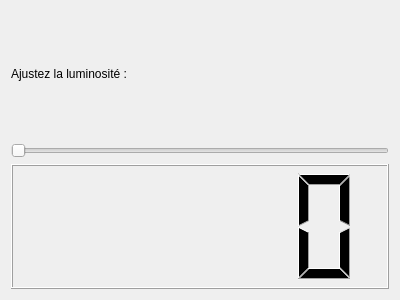
Above: UartTest_v3/ajustlum.ui from Scraptical/Projet_Solaire before the change. Below: the same form after it.
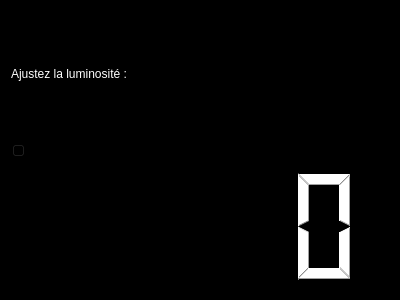
That is the form after the change.

Commit message: color and powergauge

The edit to the form file:
```diff
--- a/UartTest_v3/ajustlum.ui
+++ b/UartTest_v3/ajustlum.ui
@@ -13,12 +13,23 @@
   <property name="windowTitle">
    <string>Dialog</string>
   </property>
+  <property name="styleSheet">
+   <string notr="true">background-color: rgb(0,0,0)</string>
+  </property>
   <layout class="QGridLayout" name="gridLayout">
    <item row="3" column="0">
-    <widget class="QLCDNumber" name="lcdNumber"/>
+    <widget class="QLCDNumber" name="lcdNumber">
+     <property name="styleSheet">
+      <string notr="true">color: rgb(255,255,255)
+</string>
+     </property>
+    </widget>
    </item>
    <item row="0" column="0">
     <widget class="QLabel" name="label">
+     <property name="styleSheet">
+      <string notr="true">color: rgb(255,255,255)</string>
+     </property>
      <property name="text">
       <string>Ajustez la luminosité :</string>
      </property>
@@ -26,6 +37,451 @@
    </item>
    <item row="1" column="0">
     <widget class="QSlider" name="horizontalSlider">
+     <property name="palette">
+      <palette>
+       <active>
+        <colorrole role="WindowText">
+         <brush brushstyle="SolidPattern">
+          <color alpha="255">
+           <red>0</red>
+           <green>0</green>
+           <blue>0</blue>
+          </color>
+         </brush>
+        </colorrole>
+        <colorrole role="Button">
+         <brush brushstyle="SolidPattern">
+          <color alpha="255">
+           <red>255</red>
+           <green>255</green>
+           <blue>255</blue>
+          </color>
+         </brush>
+        </colorrole>
+        <colorrole role="Light">
+         <brush brushstyle="SolidPattern">
+          <color alpha="255">
+           <red>255</red>
+           <green>255</green>
+           <blue>255</blue>
+          </color>
+         </brush>
+        </colorrole>
+        <colorrole role="Midlight">
+         <brush brushstyle="SolidPattern">
+          <color alpha="255">
+           <red>255</red>
+           <green>255</green>
+           <blue>255</blue>
+          </color>
+         </brush>
+        </colorrole>
+        <colorrole role="Dark">
+         <brush brushstyle="SolidPattern">
+          <color alpha="255">
+           <red>127</red>
+           <green>127</green>
+           <blue>127</blue>
+          </color>
+         </brush>
+        </colorrole>
+        <colorrole role="Mid">
+         <brush brushstyle="SolidPattern">
+          <color alpha="255">
+           <red>170</red>
+           <green>170</green>
+           <blue>170</blue>
+          </color>
+         </brush>
+        </colorrole>
+        <colorrole role="Text">
+         <brush brushstyle="SolidPattern">
+          <color alpha="255">
+           <red>0</red>
+           <green>0</green>
+           <blue>0</blue>
+          </color>
+         </brush>
+        </colorrole>
+        <colorrole role="BrightText">
+         <brush brushstyle="SolidPattern">
+          <color alpha="255">
+           <red>255</red>
+           <green>255</green>
+           <blue>255</blue>
+          </color>
+         </brush>
+        </colorrole>
+        <colorrole role="ButtonText">
+         <brush brushstyle="SolidPattern">
+          <color alpha="255">
+           <red>0</red>
+           <green>0</green>
+           <blue>0</blue>
+          </color>
+         </brush>
+        </colorrole>
+        <colorrole role="Base">
+         <brush brushstyle="SolidPattern">
+          <color alpha="255">
+           <red>255</red>
+           <green>255</green>
+           <blue>255</blue>
+          </color>
+         </brush>
+        </colorrole>
+        <colorrole role="Window">
+         <brush brushstyle="SolidPattern">
+          <color alpha="255">
+           <red>255</red>
+           <green>255</green>
+           <blue>255</blue>
+          </color>
+         </brush>
+        </colorrole>
+        <colorrole role="Shadow">
+         <brush brushstyle="SolidPattern">
+          <color alpha="255">
+           <red>0</red>
+           <green>0</green>
+           <blue>0</blue>
+          </color>
+         </brush>
+        </colorrole>
+        <colorrole role="AlternateBase">
+         <brush brushstyle="SolidPattern">
+          <color alpha="255">
+           <red>255</red>
+           <green>255</green>
+           <blue>255</blue>
+          </color>
+         </brush>
+        </colorrole>
+        <colorrole role="ToolTipBase">
+         <brush brushstyle="SolidPattern">
+          <color alpha="255">
+           <red>255</red>
+           <green>255</green>
+           <blue>220</blue>
+          </color>
+         </brush>
+        </colorrole>
+        <colorrole role="ToolTipText">
+         <brush brushstyle="SolidPattern">
+          <color alpha="255">
+           <red>0</red>
+           <green>0</green>
+           <blue>0</blue>
+          </color>
+         </brush>
+        </colorrole>
+        <colorrole role="PlaceholderText">
+         <brush brushstyle="SolidPattern">
+          <color alpha="127">
+           <red>0</red>
+           <green>0</green>
+           <blue>0</blue>
+          </color>
+         </brush>
+        </colorrole>
+       </active>
+       <inactive>
+        <colorrole role="WindowText">
+         <brush brushstyle="SolidPattern">
+          <color alpha="255">
+           <red>0</red>
+           <green>0</green>
+           <blue>0</blue>
+          </color>
+         </brush>
+        </colorrole>
+        <colorrole role="Button">
+         <brush brushstyle="SolidPattern">
+          <color alpha="255">
+           <red>239</red>
+           <green>239</green>
+           <blue>239</blue>
+          </color>
+         </brush>
+        </colorrole>
+        <colorrole role="Light">
+         <brush brushstyle="SolidPattern">
+          <color alpha="255">
+           <red>255</red>
+           <green>255</green>
+           <blue>255</blue>
+          </color>
+         </brush>
+        </colorrole>
+        <colorrole role="Midlight">
+         <brush brushstyle="SolidPattern">
+          <color alpha="255">
+           <red>202</red>
+           <green>202</green>
+           <blue>202</blue>
+          </color>
+         </brush>
+        </colorrole>
+        <colorrole role="Dark">
+         <brush brushstyle="SolidPattern">
+          <color alpha="255">
+           <red>159</red>
+           <green>159</green>
+           <blue>159</blue>
+          </color>
+         </brush>
+        </colorrole>
+        <colorrole role="Mid">
+         <brush brushstyle="SolidPattern">
+          <color alpha="255">
+           <red>184</red>
+           <green>184</green>
+           <blue>184</blue>
+          </color>
+         </brush>
+        </colorrole>
+        <colorrole role="Text">
+         <brush brushstyle="SolidPattern">
+          <color alpha="255">
+           <red>0</red>
+           <green>0</green>
+           <blue>0</blue>
+          </color>
+         </brush>
+        </colorrole>
+        <colorrole role="BrightText">
+         <brush brushstyle="SolidPattern">
+          <color alpha="255">
+           <red>255</red>
+           <green>255</green>
+           <blue>255</blue>
+          </color>
+         </brush>
+        </colorrole>
+        <colorrole role="ButtonText">
+         <brush brushstyle="SolidPattern">
+          <color alpha="255">
+           <red>0</red>
+           <green>0</green>
+           <blue>0</blue>
+          </color>
+         </brush>
+        </colorrole>
+        <colorrole role="Base">
+         <brush brushstyle="SolidPattern">
+          <color alpha="255">
+           <red>255</red>
+           <green>255</green>
+           <blue>255</blue>
+          </color>
+         </brush>
+        </colorrole>
+        <colorrole role="Window">
+         <brush brushstyle="SolidPattern">
+          <color alpha="255">
+           <red>239</red>
+           <green>239</green>
+           <blue>239</blue>
+          </color>
+         </brush>
+        </colorrole>
+        <colorrole role="Shadow">
+         <brush brushstyle="SolidPattern">
+          <color alpha="255">
+           <red>118</red>
+           <green>118</green>
+           <blue>118</blue>
+          </color>
+         </brush>
+        </colorrole>
+        <colorrole role="AlternateBase">
+         <brush brushstyle="SolidPattern">
+          <color alpha="255">
+           <red>247</red>
+           <green>247</green>
+           <blue>247</blue>
+          </color>
+         </brush>
+        </colorrole>
+        <colorrole role="ToolTipBase">
+         <brush brushstyle="SolidPattern">
+          <color alpha="255">
+           <red>255</red>
+           <green>255</green>
+           <blue>220</blue>
+          </color>
+         </brush>
+        </colorrole>
+        <colorrole role="ToolTipText">
+         <brush brushstyle="SolidPattern">
+          <color alpha="255">
+           <red>0</red>
+           <green>0</green>
+           <blue>0</blue>
+          </color>
+         </brush>
+        </colorrole>
+        <colorrole role="PlaceholderText">
+         <brush brushstyle="SolidPattern">
+          <color alpha="128">
+           <red>0</red>
+           <green>0</green>
+           <blue>0</blue>
+          </color>
+         </brush>
+        </colorrole>
+       </inactive>
+       <disabled>
+        <colorrole role="WindowText">
+         <brush brushstyle="SolidPattern">
+          <color alpha="255">
+           <red>127</red>
+           <green>127</green>
+           <blue>127</blue>
+          </color>
+         </brush>
+        </colorrole>
+        <colorrole role="Button">
+         <brush brushstyle="SolidPattern">
+          <color alpha="255">
+           <red>255</red>
+           <green>255</green>
+           <blue>255</blue>
+          </color>
+         </brush>
+        </colorrole>
+        <colorrole role="Light">
+         <brush brushstyle="SolidPattern">
+          <color alpha="255">
+           <red>255</red>
+           <green>255</green>
+           <blue>255</blue>
+          </color>
+         </brush>
+        </colorrole>
+        <colorrole role="Midlight">
+         <brush brushstyle="SolidPattern">
+          <color alpha="255">
+           <red>255</red>
+           <green>255</green>
+           <blue>255</blue>
+          </color>
+         </brush>
+        </colorrole>
+        <colorrole role="Dark">
+         <brush brushstyle="SolidPattern">
+          <color alpha="255">
+           <red>127</red>
+           <green>127</green>
+           <blue>127</blue>
+          </color>
+         </brush>
+        </colorrole>
+        <colorrole role="Mid">
+         <brush brushstyle="SolidPattern">
+          <color alpha="255">
+           <red>170</red>
+           <green>170</green>
+           <blue>170</blue>
+          </color>
+         </brush>
+        </colorrole>
+        <colorrole role="Text">
+         <brush brushstyle="SolidPattern">
+          <color alpha="255">
+           <red>127</red>
+           <green>127</green>
+           <blue>127</blue>
+          </color>
+         </brush>
+        </colorrole>
+        <colorrole role="BrightText">
+         <brush brushstyle="SolidPattern">
+          <color alpha="255">
+           <red>255</red>
+           <green>255</green>
+           <blue>255</blue>
+          </color>
+         </brush>
+        </colorrole>
+        <colorrole role="ButtonText">
+         <brush brushstyle="SolidPattern">
+          <color alpha="255">
+           <red>127</red>
+           <green>127</green>
+           <blue>127</blue>
+          </color>
+         </brush>
+        </colorrole>
+        <colorrole role="Base">
+         <brush brushstyle="SolidPattern">
+          <color alpha="255">
+           <red>255</red>
+           <green>255</green>
+           <blue>255</blue>
+          </color>
+         </brush>
+        </colorrole>
+        <colorrole role="Window">
+         <brush brushstyle="SolidPattern">
+          <color alpha="255">
+           <red>255</red>
+           <green>255</green>
+           <blue>255</blue>
+          </color>
+         </brush>
+        </colorrole>
+        <colorrole role="Shadow">
+         <brush brushstyle="SolidPattern">
+          <color alpha="255">
+           <red>177</red>
+           <green>177</green>
+           <blue>177</blue>
+          </color>
+         </brush>
+        </colorrole>
+        <colorrole role="AlternateBase">
+         <brush brushstyle="SolidPattern">
+          <color alpha="255">
+           <red>247</red>
+           <green>247</green>
+           <blue>247</blue>
+          </color>
+         </brush>
+        </colorrole>
+        <colorrole role="ToolTipBase">
+         <brush brushstyle="SolidPattern">
+          <color alpha="255">
+           <red>255</red>
+           <green>255</green>
+           <blue>220</blue>
+          </color>
+         </brush>
+        </colorrole>
+        <colorrole role="ToolTipText">
+         <brush brushstyle="SolidPattern">
+          <color alpha="255">
+           <red>0</red>
+           <green>0</green>
+           <blue>0</blue>
+          </color>
+         </brush>
+        </colorrole>
+        <colorrole role="PlaceholderText">
+         <brush brushstyle="SolidPattern">
+          <color alpha="128">
+           <red>0</red>
+           <green>0</green>
+           <blue>0</blue>
+          </color>
+         </brush>
+        </colorrole>
+       </disabled>
+      </palette>
+     </property>
+     <property name="styleSheet">
+      <string notr="true">color: rgb(255,255,255)</string>
+     </property>
      <property name="maximum">
       <number>100</number>
      </property>
```
The commit also changes 35 other files.
